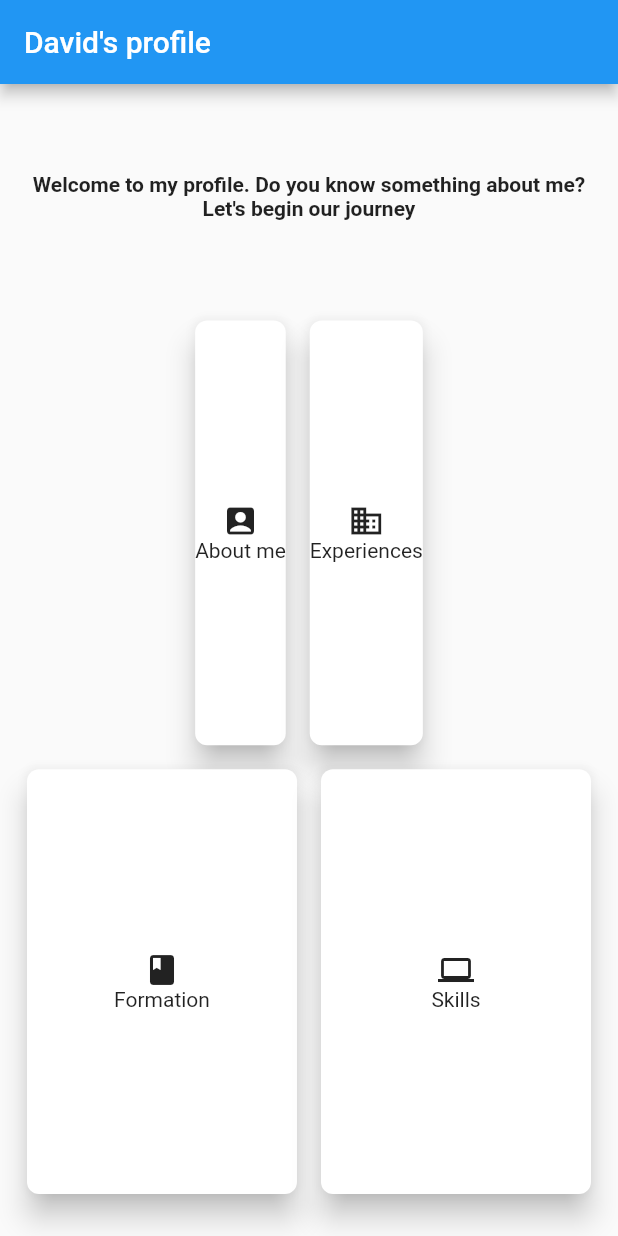
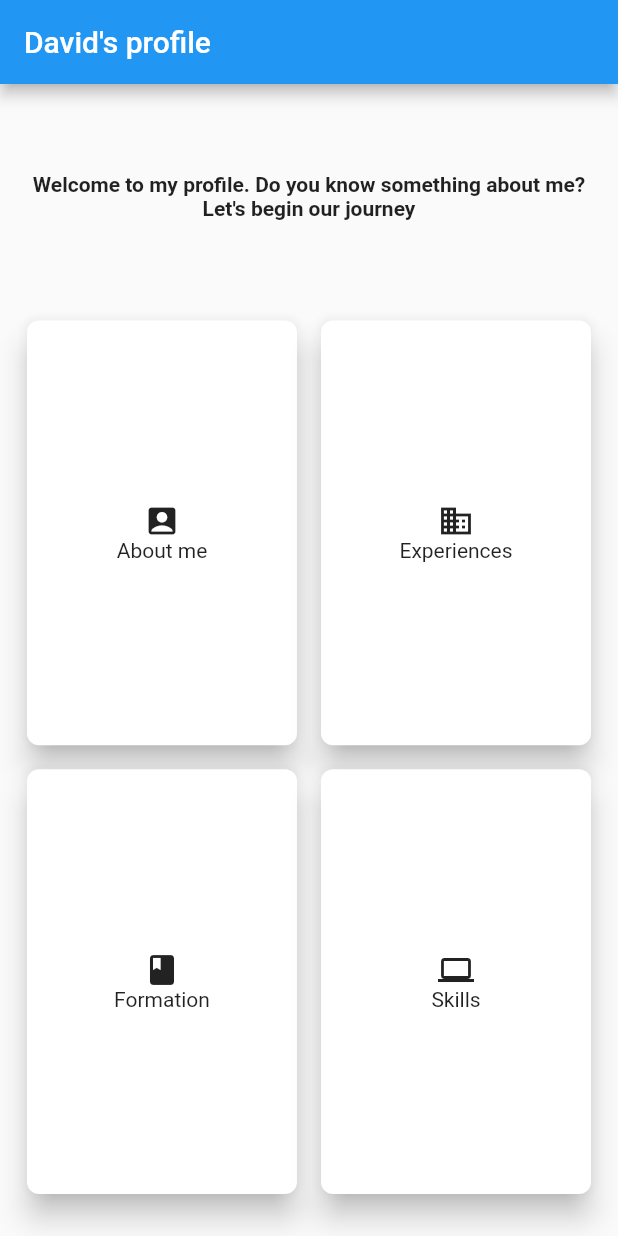
Before and after one commit to cminhtruong/resume, a Flutter app: the screen it shows after launch, on a phone screen of 412 x 824 dp. Run offline on Flutter 3.47's test engine with Material 2 defaults, Android fonts, the phone set to English and light mode, and no system bars.

Commit message:
Update Inkwell to card item

```diff
--- a/lib/main.dart
+++ b/lib/main.dart
@@ -79,18 +79,8 @@ class _MyHomePageState extends State<MyHomePage> {
               child: Row(
                 mainAxisSize: MainAxisSize.min,
                 children: [
-                  InkWell(
-                    onTap: () {
-                      // Navigate to About me
-                    },
-                    child: _buildCardItem(Icons.account_box, "About me"),
-                  ),
-                  InkWell(
-                    onTap: () {
-                      // Navigate to Experiences
-                    },
-                    child: _buildCardItem(Icons.business, "Experiences"),
-                  )
+                  _buildCardItem(Icons.account_box, "About me"),
+                  _buildCardItem(Icons.business, "Experiences"),
                 ],
               ),
             ),
@@ -100,11 +90,6 @@ class _MyHomePageState extends State<MyHomePage> {
                   mainAxisSize: MainAxisSize.min,
                   children: [
                     _buildCardItem(Icons.book, "Formation"),
-
-                    // InkWell(
-                    //   onTap: () {
-                    //     // Navigate to skills
-                    //   },
                     _buildCardItem(Icons.computer, "Skills"),
                   ],
                 ))
@@ -120,12 +105,13 @@ class _MyHomePageState extends State<MyHomePage> {
       flex: 2,
       child: Container(
         margin: const EdgeInsets.all(4.0),
-          child: SizedBox(
         child: Card(
             elevation: 8,
             shape: RoundedRectangleBorder(
               borderRadius: BorderRadius.circular(8.0),
             ),
+            child: InkWell(
+              onTap: () {},
               child: Column(
                   crossAxisAlignment: CrossAxisAlignment.center,
                   mainAxisAlignment: MainAxisAlignment.center,
@@ -135,8 +121,8 @@ class _MyHomePageState extends State<MyHomePage> {
                     ),
                     Text(title)
                   ]),
+            )),
       ),
-          ),
-        ));
+    );
   }
 }
```
Lines whose indentation alone changed are shown as unchanged.
